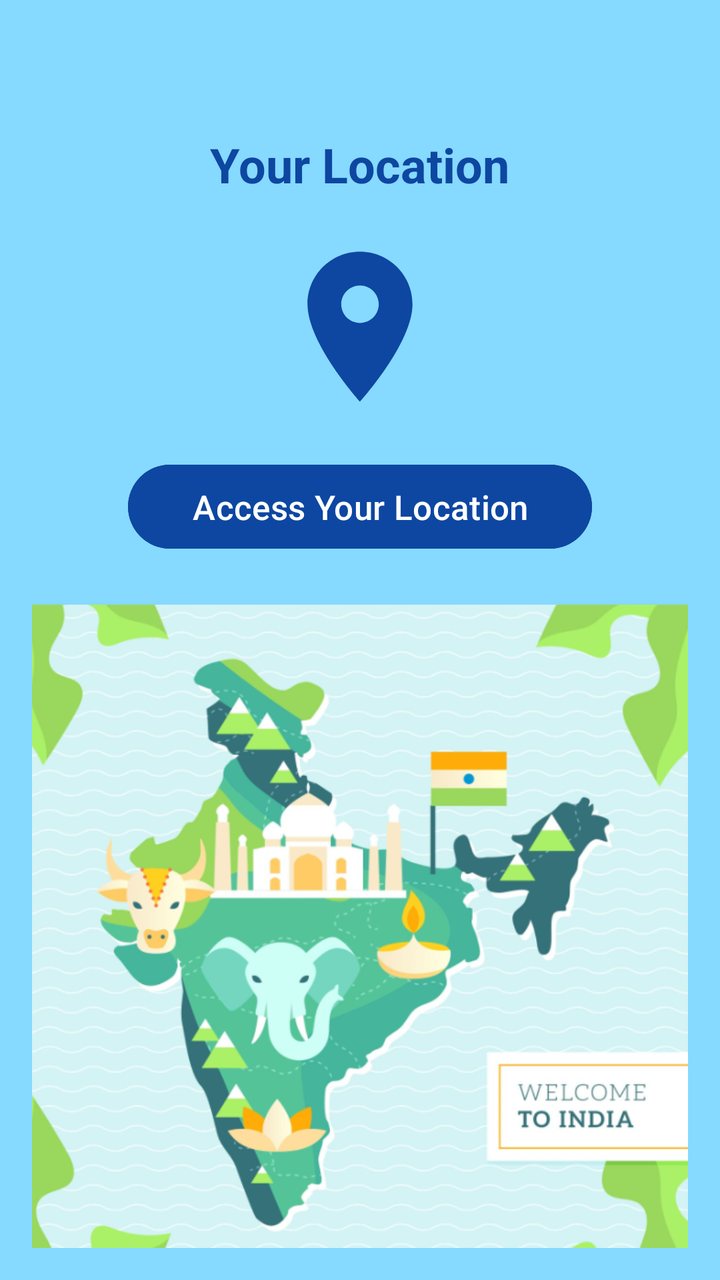
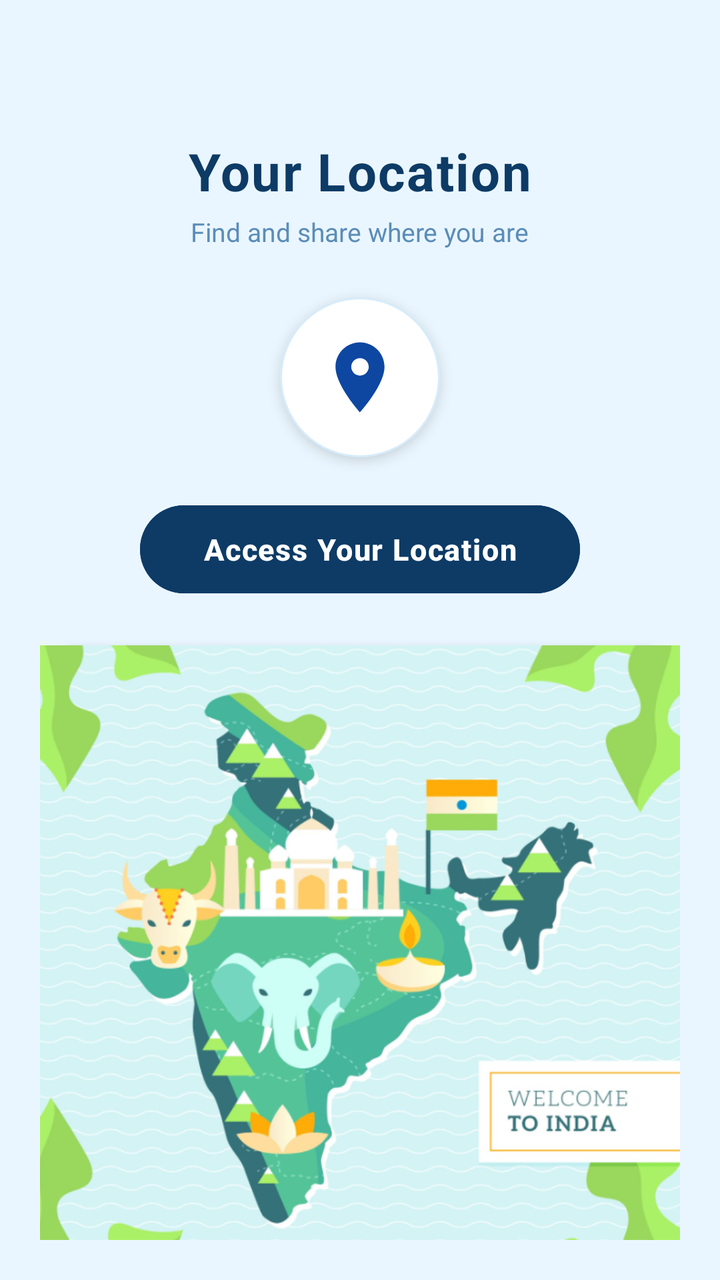

An Android layout rendered at two revisions. The XML below is the earlier revision; the diff shows what the commit changed to produce the second picture.
<!-- AndroidManifest.xml: application theme Theme.Drishya_Vani -->
<!-- res/layout/activity_map.xml -->
<?xml version="1.0" encoding="utf-8"?>
<RelativeLayout xmlns:android="http://schemas.android.com/apk/res/android"
    android:id="@+id/rootLayout"
    android:layout_width="match_parent"
    android:layout_height="match_parent"
    android:background="#86D9FF"
    android:padding="16dp">

    
    <TextView
        android:id="@+id/txtMapTitle"
        android:layout_width="wrap_content"
        android:layout_height="wrap_content"
        android:text="Your Location"
        android:textSize="24sp"
        android:textStyle="bold"
        android:textColor="@color/dark_blue"
        android:layout_centerHorizontal="true"
        android:layout_marginTop="50dp"/>

    
    <ImageView
        android:id="@+id/imgMapIcon"
        android:layout_width="90dp"
        android:layout_height="90dp"
        android:layout_below="@id/txtMapTitle"
        android:layout_centerHorizontal="true"
        android:layout_marginTop="20dp"
        android:src="@drawable/ic_map_location"
        android:contentDescription="Map Icon" />

    
    <Button
        android:id="@+id/btnAccessLocation"
        android:layout_width="wrap_content"
        android:layout_height="50dp"
        android:text="Access Your Location"
        android:textColor="#FFFFFF"
        android:layout_below="@id/imgMapIcon"
        android:layout_centerHorizontal="true"
        android:layout_marginTop="20dp"
        android:backgroundTint="@color/dark_blue"
        android:layout_marginLeft="10dp"
        android:textSize="17dp"
        android:paddingStart="32dp"
        android:paddingEnd="32dp"
        />

    
    <ImageView
        android:id="@+id/imgMapPlaceholder"
        android:layout_width="match_parent"
        android:layout_height="410dp"
        android:layout_below="@id/btnAccessLocation"
        android:layout_marginTop="24dp"
        android:background="#E0E0E0"
        android:scaleType="centerCrop"
        android:src="@drawable/img_1"
        android:contentDescription="Map Placeholder"
        android:clickable="true"
        android:focusable="true"/>

    
    <TextView
        android:id="@+id/txtMapInfo"
        android:layout_width="wrap_content"
        android:layout_height="wrap_content"
        android:text="Your current location will display here."
        android:textSize="14sp"
        android:textColor="#9E9E9E"
        android:layout_below="@id/imgMapPlaceholder"
        android:layout_centerHorizontal="true"
        android:layout_marginTop="16dp"/>

</RelativeLayout>
<!-- resources referenced by this layout -->
<resources>
  <color name="dark_blue">#0D47A1</color>
  <!-- drawable ic_map_location (drawable) -->
  <vector xmlns:android="http://schemas.android.com/apk/res/android" android:height="24dp" android:tint="#0D47A1" android:viewportHeight="24" android:viewportWidth="24" android:width="24dp">
        
      <path android:fillColor="@android:color/white" android:pathData="M12,2C8.13,2 5,5.13 5,9c0,5.25 7,13 7,13s7,-7.75 7,-13c0,-3.87 -3.13,-7 -7,-7zM12,11.5c-1.38,0 -2.5,-1.12 -2.5,-2.5s1.12,-2.5 2.5,-2.5 2.5,1.12 2.5,2.5 -1.12,2.5 -2.5,2.5z"/>
      
  </vector>
  <!-- drawable img_1: png bitmap (drawable, 450169 bytes) -->
  <style name="Theme.Drishya_Vani" parent="Base.Theme.Drishya_Vani" />
  <style name="Base.Theme.Drishya_Vani" parent="Theme.Material3.DayNight.NoActionBar">
          
          
      </style>
</resources>

<!-- the commit's change to res/layout/activity_map.xml (unified diff, before → after) -->
@@ -3,8 +3,8 @@
     android:id="@+id/rootLayout"
     android:layout_width="match_parent"
     android:layout_height="match_parent"
-    android:background="#86D9FF"
-    android:padding="16dp">
+    android:background="#EAF6FF"
+    android:padding="20dp">
 
     
     <TextView
@@ -12,53 +12,77 @@
         android:layout_width="wrap_content"
         android:layout_height="wrap_content"
         android:text="Your Location"
-        android:textSize="24sp"
+        android:textSize="26sp"
         android:textStyle="bold"
-        android:textColor="@color/dark_blue"
+        android:textColor="#0D3B66"
+        android:letterSpacing="0.03"
         android:layout_centerHorizontal="true"
-        android:layout_marginTop="50dp"/>
+        android:layout_marginTop="48dp" />
 
     
-    <ImageView
-        android:id="@+id/imgMapIcon"
-        android:layout_width="90dp"
-        android:layout_height="90dp"
+    <TextView
+        android:id="@+id/txtMapSubtitle"
+        android:layout_width="wrap_content"
+        android:layout_height="wrap_content"
+        android:text="Find and share where you are"
+        android:textSize="13sp"
+        android:textColor="#5B8DB8"
         android:layout_below="@id/txtMapTitle"
         android:layout_centerHorizontal="true"
-        android:layout_marginTop="20dp"
-        android:src="@drawable/ic_map_location"
-        android:contentDescription="Map Icon" />
+        android:layout_marginTop="4dp" />
+
+    
+    <LinearLayout
+        android:id="@+id/iconCard"
+        android:layout_width="80dp"
+        android:layout_height="80dp"
+        android:layout_below="@id/txtMapSubtitle"
+        android:layout_centerHorizontal="true"
+        android:layout_marginTop="24dp"
+        android:background="@drawable/bg_icon_card"
+        android:gravity="center"
+        android:elevation="4dp">
+
+        <ImageView
+            android:id="@+id/imgMapIcon"
+            android:layout_width="42dp"
+            android:layout_height="42dp"
+            android:src="@drawable/ic_map_location"
+            android:contentDescription="Map Icon" />
+    </LinearLayout>
 
     
     <Button
         android:id="@+id/btnAccessLocation"
-        android:layout_width="wrap_content"
-        android:layout_height="50dp"
+        android:layout_width="220dp"
+        android:layout_height="52dp"
         android:text="Access Your Location"
         android:textColor="#FFFFFF"
-        android:layout_below="@id/imgMapIcon"
+        android:textSize="15sp"
+        android:textStyle="bold"
+        android:letterSpacing="0.04"
+        android:layout_below="@id/iconCard"
         android:layout_centerHorizontal="true"
         android:layout_marginTop="20dp"
-        android:backgroundTint="@color/dark_blue"
-        android:layout_marginLeft="10dp"
-        android:textSize="17dp"
-        android:paddingStart="32dp"
-        android:paddingEnd="32dp"
-        />
+        android:backgroundTint="#0D3B66"
+        android:elevation="4dp"
+        android:paddingStart="28dp"
+        android:paddingEnd="28dp" />
 
     
     <ImageView
         android:id="@+id/imgMapPlaceholder"
         android:layout_width="match_parent"
-        android:layout_height="410dp"
+        android:layout_height="370dp"
         android:layout_below="@id/btnAccessLocation"
-        android:layout_marginTop="24dp"
-        android:background="#E0E0E0"
+        android:layout_marginTop="22dp"
+        android:background="@drawable/bg_map_card"
         android:scaleType="centerCrop"
         android:src="@drawable/img_1"
         android:contentDescription="Map Placeholder"
+        android:elevation="4dp"
         android:clickable="true"
-        android:focusable="true"/>
+        android:focusable="true" />
 
     
     <TextView
@@ -66,10 +90,10 @@
         android:layout_width="wrap_content"
         android:layout_height="wrap_content"
         android:text="Your current location will display here."
-        android:textSize="14sp"
-        android:textColor="#9E9E9E"
+        android:textSize="13sp"
+        android:textColor="#7BAFD4"
         android:layout_below="@id/imgMapPlaceholder"
         android:layout_centerHorizontal="true"
-        android:layout_marginTop="16dp"/>
+        android:layout_marginTop="14dp" />
 
 </RelativeLayout>
<!-- resource entries referenced after the edit -->
@@ -1,6 +1,20 @@
 <!-- resources referenced by this layout -->
 <resources>
-  <color name="dark_blue">#0D47A1</color>
+  <!-- drawable bg_icon_card (drawable) -->
+  <?xml version="1.0" encoding="utf-8"?>
+  <shape xmlns:android="http://schemas.android.com/apk/res/android"
+      android:shape="oval">
+      <solid android:color="#FFFFFF" />
+      <stroke android:width="1dp" android:color="#D6ECFA" />
+  </shape>
+  <!-- drawable bg_map_card (drawable) -->
+  <?xml version="1.0" encoding="utf-8"?>
+  <shape xmlns:android="http://schemas.android.com/apk/res/android"
+      android:shape="rectangle">
+      <solid android:color="#D6ECFA" />
+      <corners android:radius="20dp" />
+      <stroke android:width="1dp" android:color="#B0D9F5" />
+  </shape>
   <!-- drawable ic_map_location (drawable) -->
   <vector xmlns:android="http://schemas.android.com/apk/res/android" android:height="24dp" android:tint="#0D47A1" android:viewportHeight="24" android:viewportWidth="24" android:width="24dp">
         
